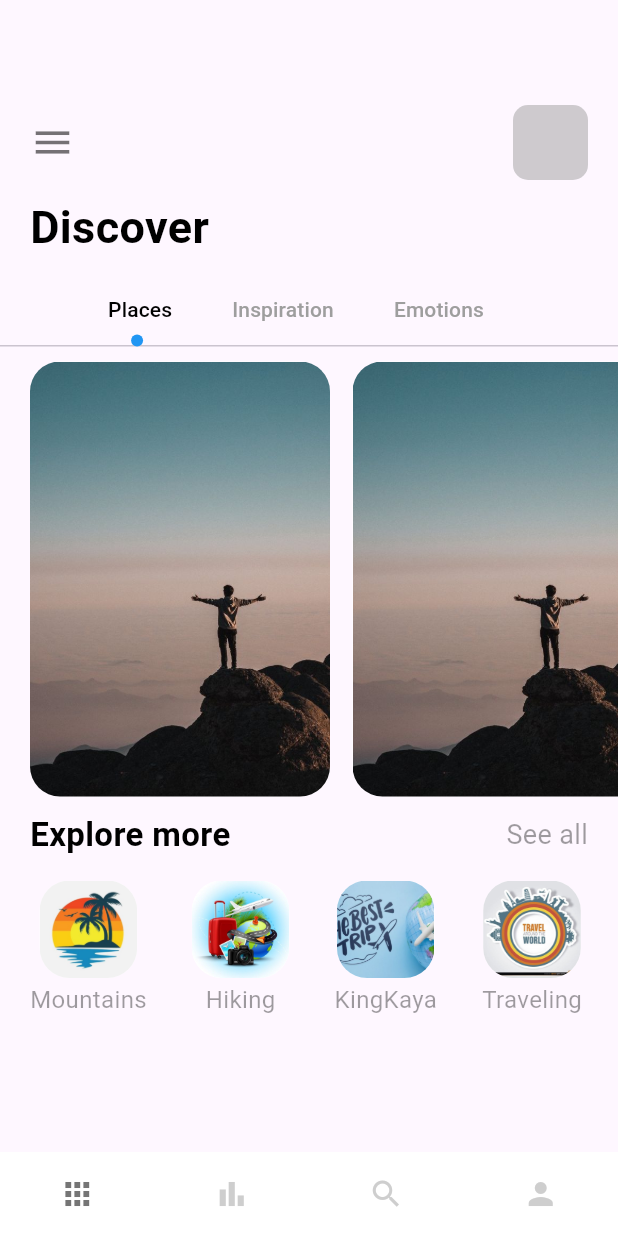
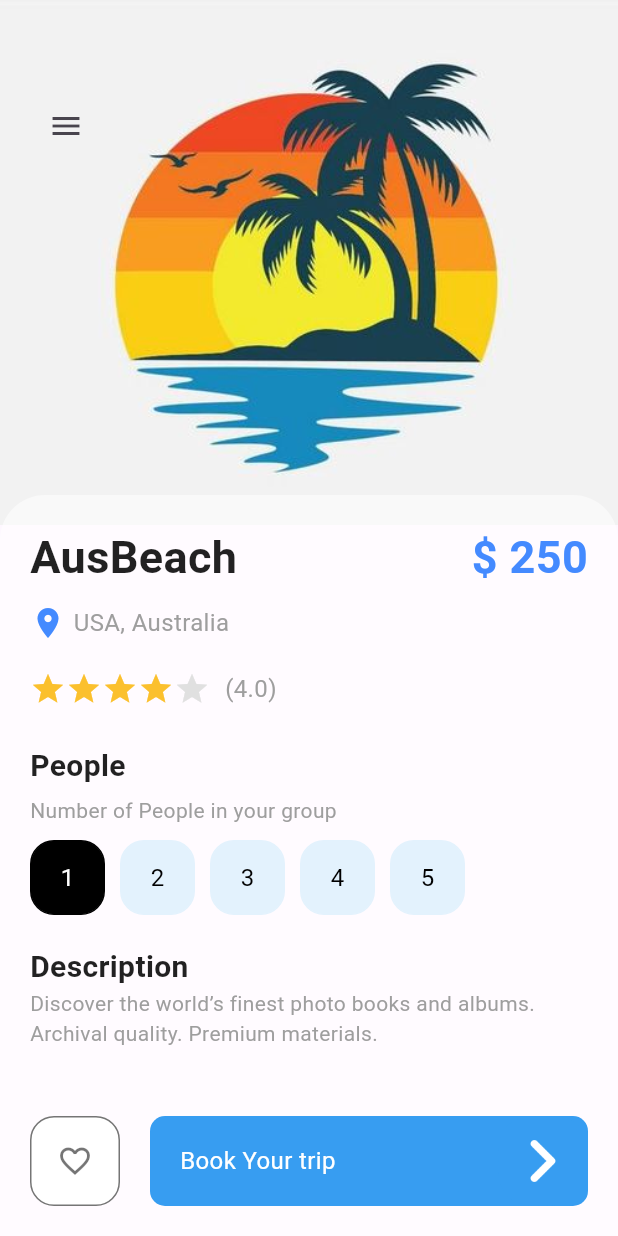
Before and after one commit to Gurjantrandahwa/travel_flutter_app, a Flutter app: the screen it shows after launch, on a phone screen of 412 x 824 dp. Run offline on Flutter 3.47's test engine with Material 2 defaults, Android fonts, the phone set to English and light mode, and no system bars.

Commit message:
travel app

```diff
--- a/lib/main.dart
+++ b/lib/main.dart
@@ -1,4 +1,5 @@
 import 'package:flutter/material.dart';
+import 'package:travel_app/pages/detail_page.dart';
 import 'package:travel_app/pages/navpages/main_page.dart';
 import 'package:travel_app/pages/welcome_page.dart';
 
@@ -19,7 +20,7 @@ class MyApp extends StatelessWidget {
         colorScheme: ColorScheme.fromSeed(seedColor: Colors.deepPurple),
         useMaterial3: true,
       ),
-      home: MainPage(),
+      home: DetailPage(),
     );
   }
 }
--- /dev/null
+++ b/lib/pages/detail_page.dart
@@ -0,0 +1,203 @@
+import 'package:flutter/material.dart';
+import 'package:travel_app/widgets/app_buttons.dart';
+import 'package:travel_app/widgets/app_large_text.dart';
+import 'package:travel_app/widgets/app_text.dart';
+import 'package:travel_app/widgets/responsive_button.dart';
+
+class DetailPage extends StatefulWidget {
+  const DetailPage({super.key});
+
+  @override
+  State<DetailPage> createState() => _DetailPageState();
+}
+
+class _DetailPageState extends State<DetailPage> {
+  int starsLength = 3;
+  int selectedIndex = 0;
+
+  @override
+  Widget build(BuildContext context) {
+    return Scaffold(
+      body: Container(
+        width: double.maxFinite,
+        height: double.maxFinite,
+        child: Stack(
+          children: [
+            Positioned(
+                left: 0,
+                right: 0,
+                child: Container(
+                  width: double.maxFinite,
+                  height: 350,
+                  decoration: BoxDecoration(
+                    image: DecorationImage(
+                        image: AssetImage("assets/explore1.jpg"),
+                        fit: BoxFit.cover),
+                  ),
+                )),
+            Positioned(
+                left: 20,
+                top: 60,
+                child: Row(
+                  children: [
+                    IconButton(
+                      onPressed: () {},
+                      icon: Icon(Icons.menu),
+                    )
+                  ],
+                )),
+            Positioned(
+                top: 330,
+                child: Container(
+                  padding: const EdgeInsets.only(left: 20, top: 20, right: 20),
+                  width: MediaQuery.of(context).size.width,
+                  height: 500,
+                  decoration: BoxDecoration(
+                      color: Colors.white54,
+                      borderRadius: BorderRadius.only(
+                          topLeft: Radius.circular(30),
+                          topRight: Radius.circular(30))),
+                  child: Column(
+                    crossAxisAlignment: CrossAxisAlignment.start,
+                    children: [
+                      Row(
+                        mainAxisAlignment: MainAxisAlignment.spaceBetween,
+                        children: [
+                          AppLargeText(
+                            text: "AusBeach",
+                            color: Colors.black87,
+                          ),
+                          AppLargeText(
+                            text: "\$ 250",
+                            color: Colors.blueAccent,
+                          ),
+                        ],
+                      ),
+                      SizedBox(
+                        height: 10,
+                      ),
+                      Row(
+                        children: [
+                          Icon(
+                            Icons.location_on,
+                            color: Colors.blueAccent,
+                          ),
+                          SizedBox(
+                            width: 5,
+                          ),
+                          AppText(
+                            text: "USA, Australia",
+                            color: Colors.grey,
+                          )
+                        ],
+                      ),
+                      SizedBox(
+                        height: 20,
+                      ),
+                      Row(
+                        children: [
+                          Wrap(
+                            children: List.generate(5, (index) {
+                              return Icon(
+                                Icons.star,
+                                color: starsLength < index
+                                    ? Colors.grey[300]
+                                    : Colors.yellow[700],
+                              );
+                            }),
+                          ),
+                          SizedBox(
+                            width: 10,
+                          ),
+                          AppText(
+                            text: "(4.0)",
+                            color: Colors.grey,
+                          )
+                        ],
+                      ),
+                      SizedBox(
+                        height: 25,
+                      ),
+                      AppLargeText(
+                        text: "People",
+                        color: Colors.black87,
+                        size: 20,
+                      ),
+                      SizedBox(
+                        height: 5,
+                      ),
+                      AppText(
+                        text: "Number of People in your group",
+                        color: Colors.grey,
+                        size: 14,
+                      ),
+                      SizedBox(height: 10),
+                      Wrap(
+                        children: List.generate(5, (index) {
+                          return InkWell(
+                            onTap: () {
+                              setState(() {
+                                selectedIndex = index;
+                              });
+                            },
+                            child: Container(
+                              margin: EdgeInsets.only(right: 10),
+                              child: AppButtons(
+                                size: 50,
+                                color: selectedIndex == index
+                                    ? Colors.white
+                                    : Colors.black,
+                                backgroundColor: selectedIndex == index
+                                    ? Colors.black
+                                    : Colors.blue[50]!,
+                                borderColor: selectedIndex == index
+                                    ? Colors.black
+                                    : Colors.blue[50]!,
+                                text: (index + 1).toString(),
+                              ),
+                            ),
+                          );
+                        }),
+                      ),
+                      SizedBox(height: 20),
+                      AppLargeText(
+                        text: "Description",
+                        color: Colors.black87,
+                        size: 20,
+                      ),
+                      AppText(
+                        text:
+                            "Discover the world’s finest photo books and albums. Archival quality. Premium materials.",
+                        color: Colors.grey,
+                        size: 14,
+                      )
+                    ],
+                  ),
+                )),
+            Positioned(
+              bottom: 20,
+              left: 20,
+              right: 20,
+              child: Row(
+                children: [
+                  AppButtons(
+                    size: 60,
+                    color: Colors.black54,
+                    backgroundColor: Colors.white,
+                    borderColor: Colors.black54,
+                    isIcon: true,
+                    icon: Icons.favorite_border,
+                  ),
+                  SizedBox(width: 20,),
+                  ResponsiveButton(
+                    isResponsive:true,
+                  )
+                ],
+              ),
+            )
+          ],
+        ),
+      ),
+    );
+  }
+}
--- a/lib/pages/navpages/home_page.dart
+++ b/lib/pages/home_page.dart
@@ -147,8 +147,8 @@ var images = {
                       children: [
                         Container(
                           // margin: const EdgeInsets.only(right: 50),
-                          width: 65,
-                          height: 65,
+                          width: 60,
+                          height: 60,
                           decoration: BoxDecoration(
                             borderRadius: BorderRadius.circular(20),
                             color: Colors.white,
--- a/lib/pages/navpages/main_page.dart
+++ b/lib/pages/navpages/main_page.dart
@@ -1,6 +1,6 @@
 import 'package:flutter/material.dart';
 import 'package:travel_app/pages/navpages/bar_item_page.dart';
-import 'package:travel_app/pages/navpages/home_page.dart';
+import 'package:travel_app/pages/home_page.dart';
 import 'package:travel_app/pages/navpages/my_page.dart';
 import 'package:travel_app/pages/navpages/search_page.dart';
 
--- /dev/null
+++ b/lib/widgets/app_buttons.dart
@@ -0,0 +1,40 @@
+import 'package:flutter/material.dart';
+import 'package:travel_app/widgets/app_text.dart';
+
+class AppButtons extends StatelessWidget {
+  final Color color;
+  String? text;
+  IconData? icon;
+  final Color backgroundColor;
+  double size;
+  final Color borderColor;
+  bool? isIcon;
+
+  AppButtons(
+      {super.key,
+      this.isIcon = false,
+      this.icon,
+      this.text = "Hello",
+      required this.size,
+      required this.color,
+      required this.backgroundColor,
+      required this.borderColor});
+
+  @override
+  Widget build(BuildContext context) {
+    return Container(
+      width: size,
+      height: size,
+      decoration: BoxDecoration(
+          border: Border.all(
+            color: borderColor,
+            width: 1,
+          ),
+          borderRadius: BorderRadius.circular(16),
+          color: backgroundColor),
+      child: isIcon == false
+          ? Center(child: AppText(text: text!, color: color))
+          : Center(child: Icon(icon, color: color)),
+    );
+  }
+}
--- a/lib/widgets/responsive_button.dart
+++ b/lib/widgets/responsive_button.dart
@@ -1,11 +1,12 @@
 import 'package:flutter/cupertino.dart';
 import 'package:flutter/material.dart';
+import 'package:travel_app/widgets/app_text.dart';
 
 class ResponsiveButton extends StatelessWidget {
   bool? isResponsive;
   double? width;
 
-  ResponsiveButton({Key? key, this.width, this.isResponsive = false})
+  ResponsiveButton({Key? key, this.width = 120, this.isResponsive = false})
       : super(key: key);
 
   Color hexToColor(String hexString) {
@@ -15,18 +16,31 @@ class ResponsiveButton extends StatelessWidget {
 
   @override
   Widget build(BuildContext context) {
-    return Container(
-      width: width,
-      height: 50,
+    return Flexible(
+      child: Container(
+        width: isResponsive == true ? double.maxFinite : width,
+        height: 60,
         decoration: BoxDecoration(
           borderRadius: BorderRadius.circular(10),
           color: hexToColor("#379df1"),
         ),
         child: Row(
-        mainAxisAlignment: MainAxisAlignment.center,
+          mainAxisAlignment: isResponsive == true
+              ? MainAxisAlignment.spaceBetween
+              : MainAxisAlignment.center,
           children: [
+            isResponsive == true
+                ? Container(
+                    margin: const EdgeInsets.only(left: 20),
+                    child: AppText(
+                      text: "Book Your trip",
+                      color: Colors.white,
+                    ),
+                  )
+                : Container(),
             Image.asset("assets/arrow.png"),
           ],
+        ),
       ),
     );
   }
```
Lines whose indentation alone changed are shown as unchanged.
